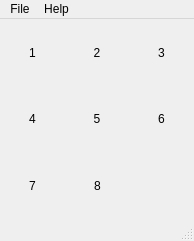
This is Puzzle15/Puzzle15.ui in rimsa/qt-games as Qt 5 draws it before an edit. The edited form follows.
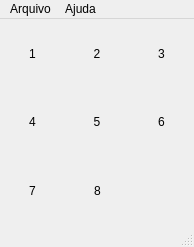
This is the edited form.

Commit message: Completed Puzzle15 game.

Diff of the .ui file:
```diff
--- a/Puzzle15/Puzzle15.ui
+++ b/Puzzle15/Puzzle15.ui
@@ -7,7 +7,7 @@
     <x>0</x>
     <y>0</y>
     <width>194</width>
-    <height>241</height>
+    <height>247</height>
    </rect>
   </property>
   <property name="windowTitle">
@@ -264,20 +264,20 @@
      <height>22</height>
     </rect>
    </property>
-   <widget class="QMenu" name="menuNew">
+   <widget class="QMenu" name="menuArquivo">
     <property name="title">
-     <string>File</string>
+     <string>Arquivo</string>
     </property>
     <addaction name="actionNew"/>
     <addaction name="actionSair"/>
    </widget>
-   <widget class="QMenu" name="menuHelp">
+   <widget class="QMenu" name="menuAjuda">
     <property name="title">
-     <string>Help</string>
+     <string>Ajuda</string>
     </property>
    </widget>
-   <addaction name="menuNew"/>
-   <addaction name="menuHelp"/>
+   <addaction name="menuArquivo"/>
+   <addaction name="menuAjuda"/>
   </widget>
   <action name="actionNew">
    <property name="text">
```
Left out of the diff: 22 changed lines with no effect on the pictures. The commit also changes 2 other files.
